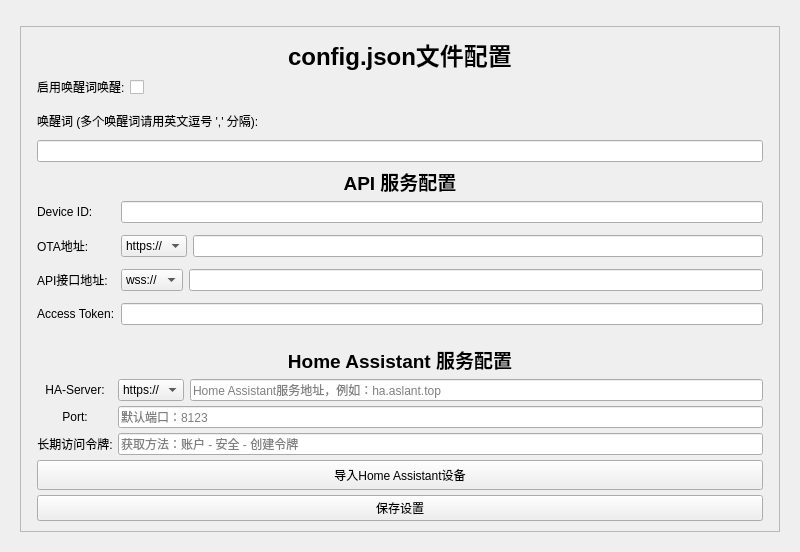
Qt form src/display/gui_display.ui (huangjunsen0406/py-xiaozhi) before a commit.
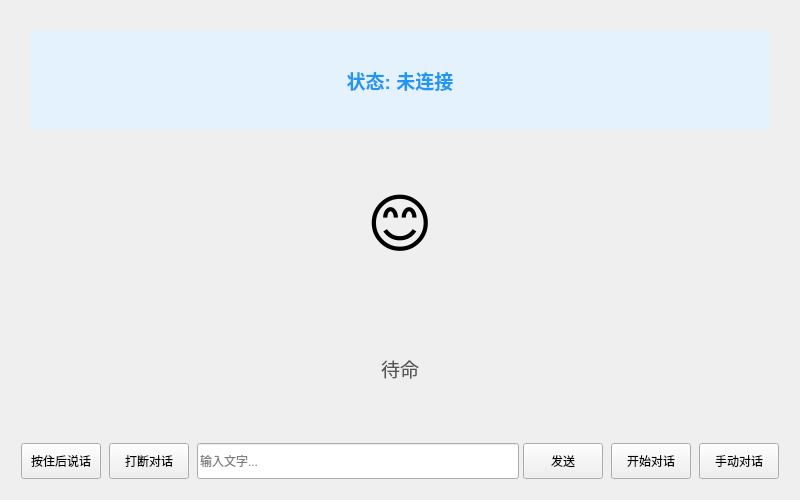
The same form after that commit. The open tabs and pages were chosen to show the change.

Patch:
```diff
--- a/src/display/gui_display.ui
+++ b/src/display/gui_display.ui
@@ -7,76 +7,14 @@
     <x>0</x>
     <y>0</y>
     <width>800</width>
-    <height>518</height>
+    <height>500</height>
    </rect>
   </property>
   <property name="windowTitle">
    <string>小智Ai客户端</string>
   </property>
   <layout class="QVBoxLayout" name="verticalLayout">
-   <item>
-    <layout class="QHBoxLayout" name="navigation_layout">
-     <property name="leftMargin">
-      <number>0</number>
-     </property>
-     <property name="rightMargin">
-      <number>0</number>
-     </property>
-     <item>
-      <widget class="QTabBar" name="nav_tab_bar" native="true">
-       <property name="styleSheet">
-        <string>
-QTabBar::tab {
-    background-color: #f0f0f0; /* Light gray background */
-    color: #333; /* Dark text */
-    padding: 8px 20px; /* Padding around text */
-    border-top-left-radius: 8px; /* Rounded top corners */
-    border-top-right-radius: 8px;
-    border: 1px solid #ddd; /* Light border */
-    margin-right: 2px; /* Space between tabs */
-    min-width: 100px; /* Ensure tabs aren't too small */
-}
 
-QTabBar::tab:selected {
-    background-color: #ffffff; /* White background for selected tab */
-    color: #007bff; /* Blue text for selected tab */
-    border: 1px solid #ccc;
-    border-bottom: 2px solid #007bff; /* Blue underline for selected tab */
-}
-
-QTabBar::tab:hover {
-    background-color: #e9e9e9; /* Slightly darker on hover */
-}
-
-QTabBar {
-    /* Optional: Remove the default frame if needed */
-    /* border: none; */
-}
-        </string>
-       </property>
-      </widget>
-     </item>
-    </layout>
-   </item>
-   <item>
-    <widget class="QStackedWidget" name="stackedWidget">
-     <property name="currentIndex">
-      <number>0</number>
-     </property>
-     <widget class="QWidget" name="mainPage">
-      <property name="styleSheet">
-       <string>QWidget#mainPage {
-    background-color: rgba(255, 255, 255, 140); 
-    border-radius: 8px;
-}</string>
-      </property>
-      <layout class="QVBoxLayout" name="mainPageLayout">
-       <property name="leftMargin">
-        <number>0</number>
-       </property>
-       <property name="rightMargin">
-        <number>0</number>
-       </property>
        <item>
         <widget class="QFrame" name="status_card">
          <property name="sizePolicy">
@@ -86,27 +24,32 @@
           </sizepolicy>
          </property>
          <property name="frameShape">
-          <enum>QFrame::StyledPanel</enum>
+       <enum>QFrame::NoFrame</enum>
          </property>
          <property name="frameShadow">
-          <enum>QFrame::Raised</enum>
+       <enum>QFrame::Plain</enum>
          </property>
          <layout class="QVBoxLayout" name="card_layout">
           <item>
            <widget class="QLabel" name="status_label">
             <property name="font">
              <font>
-              <family>Microsoft YaHei UI</family>
               <pointsize>14</pointsize>
               <weight>75</weight>
               <bold>true</bold>
              </font>
             </property>
             <property name="styleSheet">
-             <string notr="true">color: #2196F3;
-                     padding: 10px;
-                     background-color: #E3F2FD;
-                     border-radius: 8px;</string>
+         <string>
+QLabel {
+    color: #2196F3;
+    padding: 12px 20px;
+    background-color: #E3F2FD;
+    border-radius: 12px;
+    border: none;
+    margin: 10px;
+}
+         </string>
             </property>
             <property name="text">
              <string>状态: 未连接</string>
@@ -120,11 +63,18 @@
            <widget class="QLabel" name="emotion_label">
             <property name="font">
              <font>
-              <pointsize>24</pointsize>
+          <pointsize>48</pointsize>
              </font>
             </property>
             <property name="styleSheet">
-             <string>margin: 15px;</string>
+         <string>
+QLabel {
+    margin: 20px;
+    padding: 20px;
+    background-color: transparent;
+    border: none;
+}
+         </string>
             </property>
             <property name="text">
              <string>😊</string>
@@ -138,11 +88,19 @@
            <widget class="QLabel" name="tts_text_label">
             <property name="font">
              <font>
-              <pointsize>12</pointsize>
+          <pointsize>14</pointsize>
              </font>
             </property>
             <property name="styleSheet">
-             <string notr="true"/>
+         <string>
+QLabel {
+    color: #555555;
+    padding: 15px 20px;
+    background-color: transparent;
+    border: none;
+    margin: 5px 15px;
+}
+         </string>
             </property>
             <property name="text">
              <string>待命</string>
@@ -158,89 +116,6 @@
          </layout>
         </widget>
        </item>
-       <item>
-        <widget class="QFrame" name="volume_control_card">
-         <property name="minimumSize">
-          <size>
-           <width>0</width>
-           <height>70</height>
-          </size>
-         </property>
-         <property name="maximumSize">
-          <size>
-           <width>16777215</width>
-           <height>72</height>
-          </size>
-         </property>
-         <property name="frameShape">
-          <enum>QFrame::StyledPanel</enum>
-         </property>
-         <property name="frameShadow">
-          <enum>QFrame::Raised</enum>
-         </property>
-         <layout class="QVBoxLayout" name="volume_control_layout">
-          <property name="spacing">
-           <number>0</number>
-          </property>
-          <property name="leftMargin">
-           <number>10</number>
-          </property>
-          <property name="topMargin">
-           <number>5</number>
-          </property>
-          <property name="rightMargin">
-           <number>10</number>
-          </property>
-          <property name="bottomMargin">
-           <number>5</number>
-          </property>
-          <item>
-           <widget class="QWidget" name="volume_page">
-            <layout class="QHBoxLayout" name="volume_layout">
-             <property name="spacing">
-              <number>5</number>
-             </property>
-             <property name="leftMargin">
-              <number>0</number>
-             </property>
-             <property name="topMargin">
-              <number>0</number>
-             </property>
-             <property name="rightMargin">
-              <number>0</number>
-             </property>
-             <property name="bottomMargin">
-              <number>0</number>
-             </property>
-             <item>
-              <widget class="QPushButton" name="mute">
-               <property name="minimumSize">
-                <size>
-                 <width>72</width>
-                 <height>34</height>
-                </size>
-               </property>
-               <property name="text">
-                <string>点击静音</string>
-               </property>
-               <property name="checkable">
-                <bool>true</bool>
-               </property>
-              </widget>
-             </item>
-             <item>
-              <widget class="QSlider" name="volume_scale">
-               <property name="orientation">
-                <enum>Qt::Horizontal</enum>
-               </property>
-              </widget>
-             </item>
-            </layout>
-           </widget>
-          </item>
-         </layout>
-        </widget>
-       </item>
        <item>
         <layout class="QHBoxLayout" name="button_layout">
          <property name="spacing">
@@ -249,14 +124,11 @@
          <property name="leftMargin">
           <number>10</number>
          </property>
-         <property name="topMargin">
-          <number>0</number>
-         </property>
          <property name="rightMargin">
           <number>10</number>
          </property>
          <property name="bottomMargin">
-          <number>6</number>
+      <number>10</number>
          </property>
          <item>
           <widget class="QPushButton" name="manual_btn">
@@ -347,504 +219,6 @@
        </item>
       </layout>
      </widget>
-     <widget class="QWidget" name="iotPage">
-      <layout class="QVBoxLayout" name="historyPageLayout">
-       <item>
-        <widget class="QFrame" name="history_card">
-         <property name="frameShape">
-          <enum>QFrame::StyledPanel</enum>
-         </property>
-         <property name="frameShadow">
-          <enum>QFrame::Raised</enum>
-         </property>
-         <layout class="QVBoxLayout" name="history_layout">
-          <item>
-           <widget class="QLabel" name="history_title">
-            <property name="font">
-             <font>
-              <pointsize>14</pointsize>
-              <weight>75</weight>
-              <bold>true</bold>
-             </font>
-            </property>
-            <property name="text">
-             <string>暂无IOT设备
-暂未实现
-             </string>
-            </property>
-            <property name="alignment">
-             <set>Qt::AlignCenter</set>
-            </property>
-           </widget>
-          </item>
-         </layout>
-        </widget>
-       </item>
-      </layout>
-     </widget>
-     <widget class="QWidget" name="settingPage">
-      <layout class="QVBoxLayout" name="settingPageLayout">
-       <item>
-        <widget class="QFrame" name="setting_card">
-         <property name="frameShape">
-          <enum>QFrame::StyledPanel</enum>
-         </property>
-         <property name="frameShadow">
-          <enum>QFrame::Raised</enum>
-         </property>
-         <layout class="QVBoxLayout" name="setting_layout">
-          <property name="spacing">
-           <number>5</number>
-          </property>
-          <property name="leftMargin">
-           <number>16</number>
-          </property>
-          <property name="topMargin">
-           <number>10</number>
-          </property>
-          <property name="rightMargin">
-           <number>16</number>
-          </property>
-          <property name="bottomMargin">
-           <number>10</number>
-          </property>
-          <item>
-           <spacer name="verticalSpacer_2">
-            <property name="orientation">
-             <enum>Qt::Vertical</enum>
-            </property>
-            <property name="sizeHint" stdset="0">
-             <size>
-              <width>20</width>
-              <height>40</height>
-             </size>
-            </property>
-           </spacer>
-          </item>
-          <item>
-           <widget class="QLabel" name="setting_title">
-            <property name="font">
-             <font>
-              <pointsize>18</pointsize>
-              <weight>75</weight>
-              <bold>true</bold>
-             </font>
-            </property>
-            <property name="text">
-             <string>config.json文件配置</string>
-            </property>
-            <property name="alignment">
-             <set>Qt::AlignCenter</set>
-            </property>
-            <property name="bottomMargin" stdset="0">
-             <number>10</number>
-            </property>
-           </widget>
-          </item>
-          <item>
-           <spacer name="verticalSpacer">
-            <property name="orientation">
-             <enum>Qt::Vertical</enum>
-            </property>
-            <property name="sizeType">
-             <enum>QSizePolicy::Expanding</enum>
-            </property>
-            <property name="sizeHint" stdset="0">
-             <size>
-              <width>20</width>
-              <height>40</height>
-             </size>
-            </property>
-           </spacer>
-          </item>
-          <item>
-           <layout class="QHBoxLayout" name="wakeWordEnableLayout">
-            <item>
-             <widget class="QLabel" name="wakeWordEnableLabel">
-              <property name="text">
-               <string>启用唤醒词唤醒:</string>
-              </property>
-             </widget>
-            </item>
-            <item>
-             <widget class="QCheckBox" name="wakeWordEnableSwitch">
-              <property name="minimumSize">
-               <size>
-                <width>20</width>
-                <height>20</height>
-               </size>
-              </property>
-              <property name="text">
-               <string/>
-              </property>
-             </widget>
-            </item>
-            <item>
-             <spacer name="horizontalSpacer_WakeEnable">
-              <property name="orientation">
-               <enum>Qt::Horizontal</enum>
-              </property>
-              <property name="sizeHint" stdset="0">
-               <size>
-                <width>40</width>
-                <height>20</height>
-               </size>
-              </property>
-             </spacer>
-            </item>
-           </layout>
-          </item>
-          <item>
-           <layout class="QVBoxLayout" name="wakeWordsEditLayout">
-            <property name="spacing">
-             <number>10</number>
-            </property>
-            <property name="topMargin">
-             <number>10</number>
-            </property>
-            <item>
-             <widget class="QLabel" name="wakeWordsLabel">
-              <property name="text">
-               <string>唤醒词 (多个唤醒词请用英文逗号 ',' 分隔):</string>
-              </property>
-             </widget>
-            </item>
-            <item>
-             <widget class="QLineEdit" name="wakeWordsLineEdit"/>
-            </item>
-           </layout>
-          </item>
-          <item>
-           <widget class="QLabel" name="label">
-            <property name="font">
-             <font>
-              <pointsize>14</pointsize>
-              <weight>75</weight>
-              <bold>true</bold>
-             </font>
-            </property>
-            <property name="layoutDirection">
-             <enum>Qt::LeftToRight</enum>
-            </property>
-            <property name="text">
-             <string>API 服务配置</string>
-            </property>
-            <property name="alignment">
-             <set>Qt::AlignCenter</set>
-            </property>
-           </widget>
-          </item>
-          <item>
-           <layout class="QFormLayout" name="formLayout">
-            <property name="horizontalSpacing">
-             <number>6</number>
-            </property>
-            <property name="verticalSpacing">
-             <number>12</number>
-            </property>
-            <item row="0" column="0">
-             <widget class="QLabel" name="deviceIdLabel">
-              <property name="text">
-               <string>Device ID:</string>
-              </property>
-             </widget>
-            </item>
-            <item row="0" column="1">
-             <widget class="QLineEdit" name="deviceIdLineEdit"/>
-            </item>
-            <item row="1" column="0">
-             <widget class="QLabel" name="otaUrlLabel">
-              <property name="text">
-               <string>OTA地址:</string>
-              </property>
-             </widget>
-            </item>
-            <item row="1" column="1">
-             <widget class="QWidget" name="otaUrlContainerWidget" native="true">
-              <layout class="QHBoxLayout" name="otaUrlInnerLayout">
-               <property name="leftMargin">
-                <number>0</number>
-               </property>
-               <property name="topMargin">
-                <number>0</number>
-               </property>
-               <property name="rightMargin">
-                <number>0</number>
-               </property>
-               <property name="bottomMargin">
-                <number>0</number>
-               </property>
-               <item>
-                <widget class="QComboBox" name="otaProtocolComboBox">
-                 <property name="sizePolicy">
-                  <sizepolicy hsizetype="Minimum" vsizetype="Fixed">
-                   <horstretch>0</horstretch>
-                   <verstretch>0</verstretch>
-                  </sizepolicy>
-                 </property>
-                 <item>
-                  <property name="text">
-                   <string>https://</string>
-                  </property>
-                 </item>
-                 <item>
-                  <property name="text">
-                   <string>http://</string>
-                  </property>
-                 </item>
-                </widget>
-               </item>
-               <item>
-                <widget class="QLineEdit" name="otaAddressLineEdit">
-                 <property name="sizePolicy">
-                  <sizepolicy hsizetype="Expanding" vsizetype="Fixed">
-                   <horstretch>1</horstretch>
-                   <verstretch>0</verstretch>
-                  </sizepolicy>
-                 </property>
-                </widget>
-               </item>
-              </layout>
-             </widget>
-            </item>
-            <item row="2" column="0">
-             <widget class="QLabel" name="websocketUrlLabel">
-              <property name="text">
-               <string>API接口地址:</string>
-              </property>
-             </widget>
-            </item>
-            <item row="2" column="1">
-             <widget class="QWidget" name="wsUrlContainerWidget" native="true">
-              <layout class="QHBoxLayout" name="wsUrlInnerLayout">
-               <property name="leftMargin">
-                <number>0</number>
-               </property>
-               <property name="topMargin">
-                <number>0</number>
-               </property>
-               <property name="rightMargin">
-                <number>0</number>
-               </property>
-               <property name="bottomMargin">
-                <number>0</number>
-               </property>
-               <item>
-                <widget class="QComboBox" name="wsProtocolComboBox">
-                 <property name="sizePolicy">
-                  <sizepolicy hsizetype="Minimum" vsizetype="Fixed">
-                   <horstretch>0</horstretch>
-                   <verstretch>0</verstretch>
-                  </sizepolicy>
-                 </property>
-                 <item>
-                  <property name="text">
-                   <string>wss://</string>
-                  </property>
-                 </item>
-                 <item>
-                  <property name="text">
-                   <string>ws://</string>
-                  </property>
-                 </item>
-                </widget>
-               </item>
-               <item>
-                <widget class="QLineEdit" name="wsAddressLineEdit">
-                 <property name="sizePolicy">
-                  <sizepolicy hsizetype="Expanding" vsizetype="Fixed">
-                   <horstretch>1</horstretch>
-                   <verstretch>0</verstretch>
-                  </sizepolicy>
-                 </property>
-                </widget>
-               </item>
-              </layout>
-             </widget>
-            </item>
-            <item row="3" column="0">
-             <widget class="QLabel" name="websocketTokenLabel">
-              <property name="text">
-               <string>Access Token:</string>
-              </property>
-             </widget>
-            </item>
-            <item row="3" column="1">
-             <widget class="QLineEdit" name="wsTokenLineEdit"/>
-            </item>
-           </layout>
-          </item>
-          <item>
-           <spacer name="verticalSpacer_Group2">
-            <property name="orientation">
-             <enum>Qt::Vertical</enum>
-            </property>
-            <property name="sizeType">
-             <enum>QSizePolicy::Fixed</enum>
-            </property>
-            <property name="sizeHint" stdset="0">
-             <size>
-              <width>20</width>
-              <height>15</height>
-             </size>
-            </property>
-           </spacer>
-          </item>
-          <item>
-           <widget class="QLabel" name="haConfigLabel">
-            <property name="font">
-             <font>
-              <pointsize>14</pointsize>
-              <weight>75</weight>
-              <bold>true</bold>
-             </font>
-            </property>
-            <property name="text">
-             <string>Home Assistant 服务配置</string>
-            </property>
-            <property name="alignment">
-             <set>Qt::AlignCenter</set>
-            </property>
-           </widget>
-          </item>
-          <item>
-           <layout class="QGridLayout" name="gridLayout_2">
-            <item row="0" column="0">
-             <widget class="QLabel" name="haServerLabel">
-              <property name="text">
-               <string>HA-Server:</string>
-              </property>
-              <property name="alignment">
-               <set>Qt::AlignCenter</set>
-              </property>
-             </widget>
-            </item>
-            <item row="0" column="1">
-             <widget class="QWidget" name="haUrlContainerWidget" native="true">
-              <layout class="QHBoxLayout" name="haUrlInnerLayout">
-               <property name="leftMargin">
-                <number>0</number>
-               </property>
-               <property name="topMargin">
-                <number>0</number>
-               </property>
-               <property name="rightMargin">
-                <number>0</number>
-               </property>
-               <property name="bottomMargin">
-                <number>0</number>
-               </property>
-               <item>
-                <widget class="QComboBox" name="haProtocolComboBox">
-                 <property name="sizePolicy">
-                  <sizepolicy hsizetype="Minimum" vsizetype="Fixed">
-                   <horstretch>0</horstretch>
-                   <verstretch>0</verstretch>
-                  </sizepolicy>
-                 </property>
-                 <item>
-                  <property name="text">
-                   <string>https://</string>
-                  </property>
-                 </item>
-                 <item>
-                  <property name="text">
-                   <string>http://</string>
-                  </property>
-                 </item>
-                </widget>
-               </item>
-               <item>
-                <widget class="QLineEdit" name="ha_server">
-                 <property name="sizePolicy">
-                  <sizepolicy hsizetype="Expanding" vsizetype="Fixed">
-                   <horstretch>1</horstretch>
-                   <verstretch>0</verstretch>
-                  </sizepolicy>
-                 </property>
-                 <property name="placeholderText">
-                  <string>Home Assistant服务地址，例如：ha.aslant.top</string>
-                 </property>
-                </widget>
-               </item>
-              </layout>
-             </widget>
-            </item>
-            <item row="1" column="0">
-             <widget class="QLabel" name="haPortLabel">
-              <property name="text">
-               <string>Port:</string>
-              </property>
-              <property name="alignment">
-               <set>Qt::AlignCenter</set>
-              </property>
-             </widget>
-            </item>
-            <item row="1" column="1">
-             <widget class="QLineEdit" name="ha_port">
-              <property name="placeholderText">
-               <string>默认端口：8123</string>
-              </property>
-             </widget>
-            </item>
-            <item row="2" column="0">
-             <widget class="QLabel" name="haKeyLabel">
-              <property name="text">
-               <string>长期访问令牌:</string>
-              </property>
-              <property name="alignment">
-               <set>Qt::AlignCenter</set>
-              </property>
-             </widget>
-            </item>
-            <item row="2" column="1">
-             <widget class="QLineEdit" name="ha_key">
-              <property name="echoMode">
-               <enum>QLineEdit::Password</enum>
-              </property>
-              <property name="placeholderText">
-               <string>获取方法：账户 - 安全 - 创建令牌</string>
-              </property>
-             </widget>
-            </item>
-           </layout>
-          </item>
-          <item>
-           <widget class="QPushButton" name="Add_ha_devices">
-            <property name="minimumSize">
-             <size>
-              <width>0</width>
-              <height>30</height>
-             </size>
-            </property>
-            <property name="text">
-             <string>导入Home Assistant设备</string>
-            </property>
-           </widget>
-          </item>
-          <item>
-           <widget class="QPushButton" name="saveSettingsButton">
-            <property name="text">
-             <string>保存设置</string>
-            </property>
-           </widget>
-          </item>
-         </layout>
-        </widget>
-       </item>
-      </layout>
-     </widget>
-    </widget>
-   </item>
-  </layout>
- </widget>
- <customwidgets>
-  <customwidget>
-   <class>QTabBar</class>
-   <extends>QWidget</extends>
-   <header>qtabbar.h</header>
-  </customwidget>
- </customwidgets>
  <resources/>
  <connections/>
 </ui>
```
Lines whose indentation alone changed are shown as unchanged.
